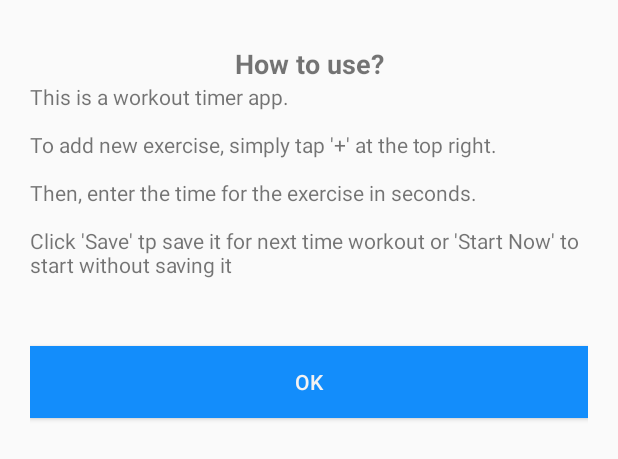
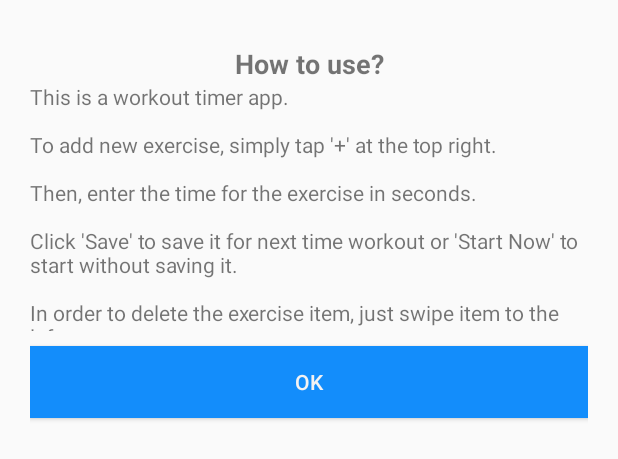
Before and after one commit to annylinh08/Motivational-Workout-Timer, an Android app: the layout how_to_use.xml on its own in the app's theme, with its tools: preview values and no code run, on a phone screen of 412 x 824 dp. Shown: the top 459 px of the screen. Run offline under Robolectric (Android 15) with nearby library versions, the phone set to English and light mode, and no system bars; Roboto replaces fonts that are not available here.

Commit message:
Update how to use text

```diff
--- a/app/src/main/res/layout/how_to_use.xml
+++ b/app/src/main/res/layout/how_to_use.xml
@@ -21,7 +21,7 @@
         android:layout_width="match_parent"
         android:layout_height="166dp"
         android:layout_marginBottom="10dp"
-        android:text="This is a workout timer app.\n\nTo add new exercise, simply tap '+' at the top right.\n\nThen, enter the time for the exercise in seconds.\n\nClick 'Save' tp save it for next time workout or 'Start Now' to start without saving it " />
+        android:text="This is a workout timer app.\n\nTo add new exercise, simply tap '+' at the top right.\n\nThen, enter the time for the exercise in seconds.\n\nClick 'Save' to save it for next time workout or 'Start Now' to start without saving it. \n\nIn order to delete the exercise item, just swipe item to the left." />
 
     <Button
         android:id="@+id/okButton"
```
